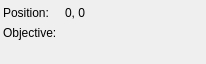
Old version of the form lib/devices/Microscope/deviceTemplate.ui in the repository acq4/acq4.
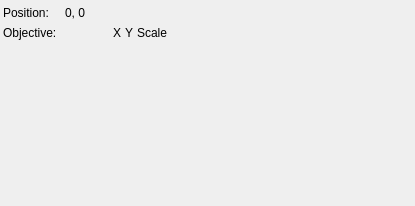
New version of the form.

Commit message: many updates and fixes: - spinbox delays change signal whenever it is stepped (wheel, arrows, etc) - DAQGeneric has device GUI with holding levels - Microscope device GUI allows objectives to be moved/scaled - Start order for protocol devices has been corrected - changed camera module black/white level sliders - camera mod starts off scaled correctly - occlusions are fixed - unchecked devices no longer receive protocol signals - protocol stops, unpauses on new/load - more I forgot

What changed in the file:
```diff
--- a/lib/devices/Microscope/deviceTemplate.ui
+++ b/lib/devices/Microscope/deviceTemplate.ui
@@ -6,8 +6,8 @@
    <rect>
     <x>0</x>
     <y>0</y>
-    <width>206</width>
-    <height>64</height>
+    <width>415</width>
+    <height>206</height>
    </rect>
   </property>
   <property name="windowTitle">
@@ -93,6 +93,54 @@
      </property>
     </spacer>
    </item>
+   <item row="1" column="1" colspan="2">
+    <layout class="QGridLayout" name="objectiveLayout">
+     <property name="spacing">
+      <number>4</number>
+     </property>
+     <item row="0" column="0">
+      <widget class="QWidget" name="widget" native="true">
+       <property name="minimumSize">
+        <size>
+         <width>20</width>
+         <height>0</height>
+        </size>
+       </property>
+      </widget>
+     </item>
+     <item row="0" column="1">
+      <widget class="QWidget" name="widget_5" native="true">
+       <property name="minimumSize">
+        <size>
+         <width>20</width>
+         <height>0</height>
+        </size>
+       </property>
+      </widget>
+     </item>
+     <item row="0" column="2">
+      <widget class="QLabel" name="label_3">
+       <property name="text">
+        <string>X</string>
+       </property>
+      </widget>
+     </item>
+     <item row="0" column="3">
+      <widget class="QLabel" name="label_4">
+       <property name="text">
+        <string>Y</string>
+       </property>
+      </widget>
+     </item>
+     <item row="0" column="4">
+      <widget class="QLabel" name="label_5">
+       <property name="text">
+        <string>Scale</string>
+       </property>
+      </widget>
+     </item>
+    </layout>
+   </item>
   </layout>
  </widget>
  <resources/>
```
Left out of the diff: 10 changed lines with no effect on the pictures. The commit also changes 18 other files.
